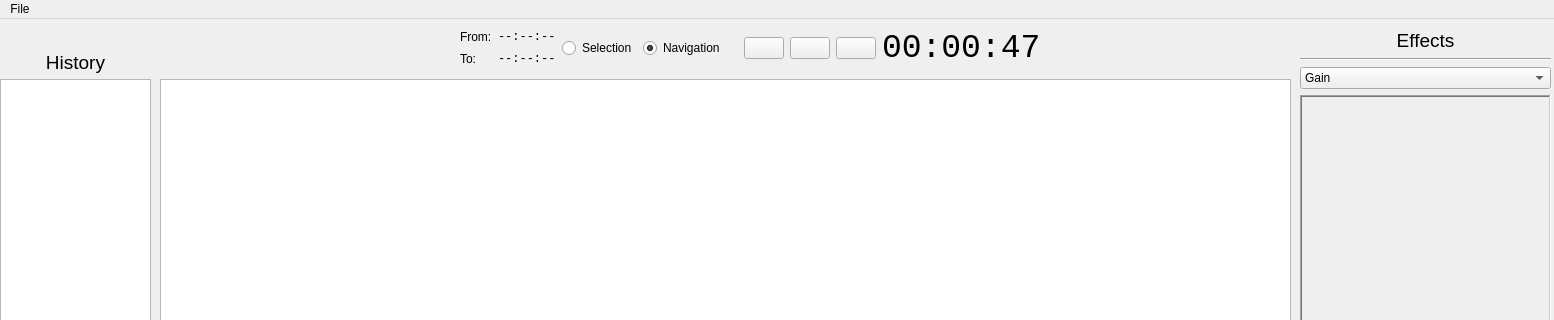
Qt form src/app/MainWindow.ui (artemious3/aedit) before a commit; both pictures show x 0 to 1554 and y 0 to 320 of the 1554 by 502 pixel window.
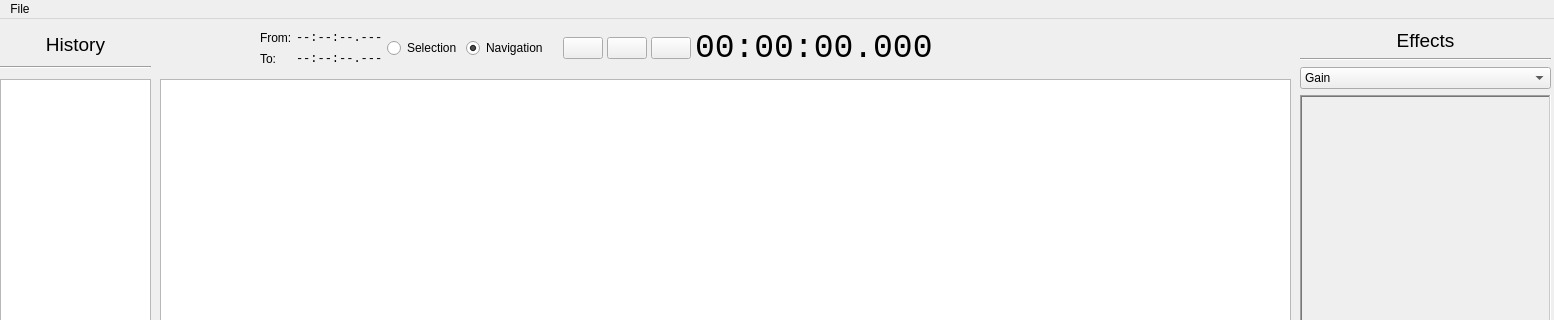
The same form after that commit. Icons and pictures are not drawn.

```diff
--- a/src/app/MainWindow.ui
+++ b/src/app/MainWindow.ui
@@ -142,16 +142,19 @@
      <rect>
       <x>160</x>
       <y>10</y>
-      <width>1156</width>
+      <width>1234</width>
       <height>51</height>
      </rect>
     </property>
     <layout class="QHBoxLayout" name="horizontalLayout">
+     <property name="spacing">
+      <number>4</number>
+     </property>
      <property name="sizeConstraint">
       <enum>QLayout::SetFixedSize</enum>
      </property>
      <property name="leftMargin">
-      <number>300</number>
+      <number>100</number>
      </property>
      <property name="rightMargin">
       <number>300</number>
@@ -180,7 +183,7 @@
           </font>
          </property>
          <property name="text">
-          <string>--:--:--</string>
+          <string>--:--:--.---</string>
          </property>
         </widget>
        </item>
@@ -192,7 +195,7 @@
           </font>
          </property>
          <property name="text">
-          <string>--:--:--</string>
+          <string>--:--:--.---</string>
          </property>
         </widget>
        </item>
@@ -217,6 +220,12 @@
      </item>
      <item>
       <widget class="QLabel" name="loadingLbl">
+       <property name="sizePolicy">
+        <sizepolicy hsizetype="Fixed" vsizetype="Preferred">
+         <horstretch>0</horstretch>
+         <verstretch>0</verstretch>
+        </sizepolicy>
+       </property>
        <property name="text">
         <string/>
        </property>
@@ -224,6 +233,12 @@
      </item>
      <item>
       <widget class="QPushButton" name="playBtn">
+       <property name="sizePolicy">
+        <sizepolicy hsizetype="Expanding" vsizetype="Fixed">
+         <horstretch>1</horstretch>
+         <verstretch>0</verstretch>
+        </sizepolicy>
+       </property>
        <property name="focusPolicy">
         <enum>Qt::TabFocus</enum>
        </property>
@@ -238,6 +253,12 @@
      </item>
      <item>
       <widget class="QPushButton" name="pauseBtn">
+       <property name="sizePolicy">
+        <sizepolicy hsizetype="Expanding" vsizetype="Fixed">
+         <horstretch>1</horstretch>
+         <verstretch>0</verstretch>
+        </sizepolicy>
+       </property>
        <property name="focusPolicy">
         <enum>Qt::TabFocus</enum>
        </property>
@@ -252,6 +273,12 @@
      </item>
      <item>
       <widget class="QPushButton" name="stopBtn">
+       <property name="sizePolicy">
+        <sizepolicy hsizetype="Expanding" vsizetype="Fixed">
+         <horstretch>1</horstretch>
+         <verstretch>0</verstretch>
+        </sizepolicy>
+       </property>
        <property name="focusPolicy">
         <enum>Qt::TabFocus</enum>
        </property>
@@ -277,7 +304,7 @@
         </font>
        </property>
        <property name="text">
-        <string>00:00:47</string>
+        <string>00:00:00.000</string>
        </property>
       </widget>
      </item>
@@ -297,9 +324,9 @@
     <property name="geometry">
      <rect>
       <x>0</x>
-      <y>30</y>
+      <y>10</y>
       <width>151</width>
-      <height>27</height>
+      <height>31</height>
      </rect>
     </property>
     <property name="sizePolicy">
@@ -320,6 +347,19 @@
      <set>Qt::AlignCenter</set>
     </property>
    </widget>
+   <widget class="Line" name="line_2">
+    <property name="geometry">
+     <rect>
+      <x>0</x>
+      <y>40</y>
+      <width>151</width>
+      <height>16</height>
+     </rect>
+    </property>
+    <property name="orientation">
+     <enum>Qt::Horizontal</enum>
+    </property>
+   </widget>
   </widget>
   <widget class="QMenuBar" name="menuBar">
    <property name="geometry">
```
Left out of the diff: 6 changed lines with no effect on the pictures.
